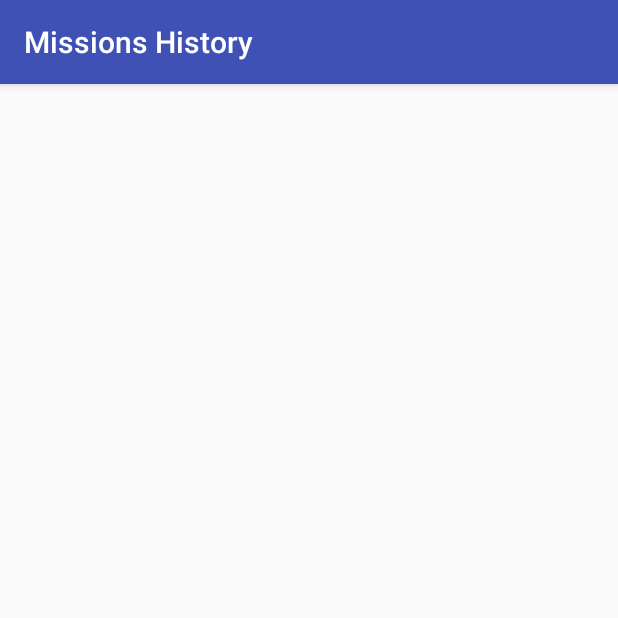
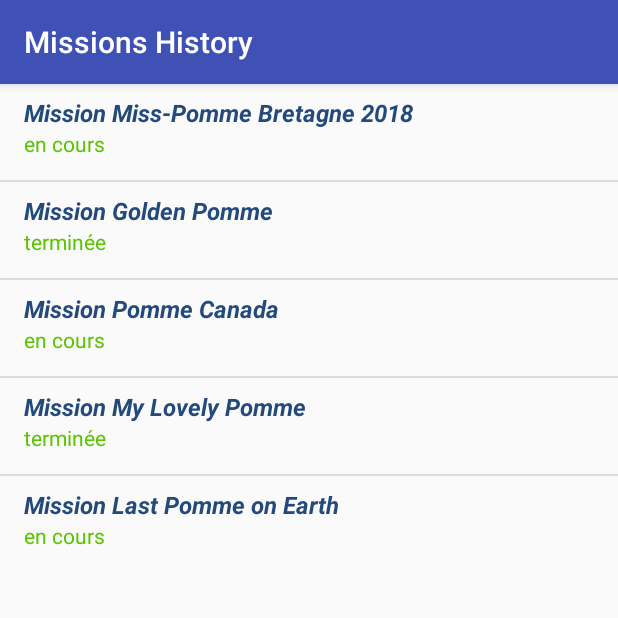
Before and after one commit to Tanaht/LaPommeVolante, an Android app: the HistoryActivity screen opened directly, with no data from a screen before it, on a phone screen of 412 x 824 dp, the top half of it. Run offline under Robolectric (Android 15) with nearby library versions, the phone set to English and light mode, and no system bars.

```diff
--- a/android/DroneMissions/app/src/main/java/ila/fr/dronemissions/HistoryActivity.java
+++ b/android/DroneMissions/app/src/main/java/ila/fr/dronemissions/HistoryActivity.java
@@ -33,8 +33,8 @@ public class HistoryActivity extends AppCompatActivity {
         setTitle("Missions History");
 
         // TODO : replace this with a call to Missions API service
-        /*ms = new ArrayList<Mission>();
-        Point p1 = new Point(12345.12345, 123456.123456, false);
+        ms = new ArrayList<Mission>();
+        Point p1 = new Point(12345.12345,12345.12345, 123456.123456, false);
         List<Point> points = new ArrayList<Point>();
         points.add(p1);points.add(p1);points.add(p1);
         Mission m1 = new Mission("Mission Miss-Pomme Bretagne 2018","en cours", points);
@@ -42,7 +42,7 @@ public class HistoryActivity extends AppCompatActivity {
         Mission m3 = new Mission("Mission Pomme Canada","en cours", points);
         Mission m4 = new Mission("Mission My Lovely Pomme","terminée", points);
         Mission m5 = new Mission("Mission Last Pomme on Earth","en cours", points);
-        ms.add(m1);ms.add(m2);ms.add(m3);ms.add(m4);ms.add(m5);*/
+        ms.add(m1);ms.add(m2);ms.add(m3);ms.add(m4);ms.add(m5);
 
 
         listView = (ListView) findViewById(R.id.listView);
```
Also changed, not shown: android/DroneMissions/app/src/main/java/ila/fr/dronemissions/MainActivity.java (+12 -12 lines), android/DroneMissions/app/src/main/res/layout/activity_new_mission.xml (+16 -15 lines).
